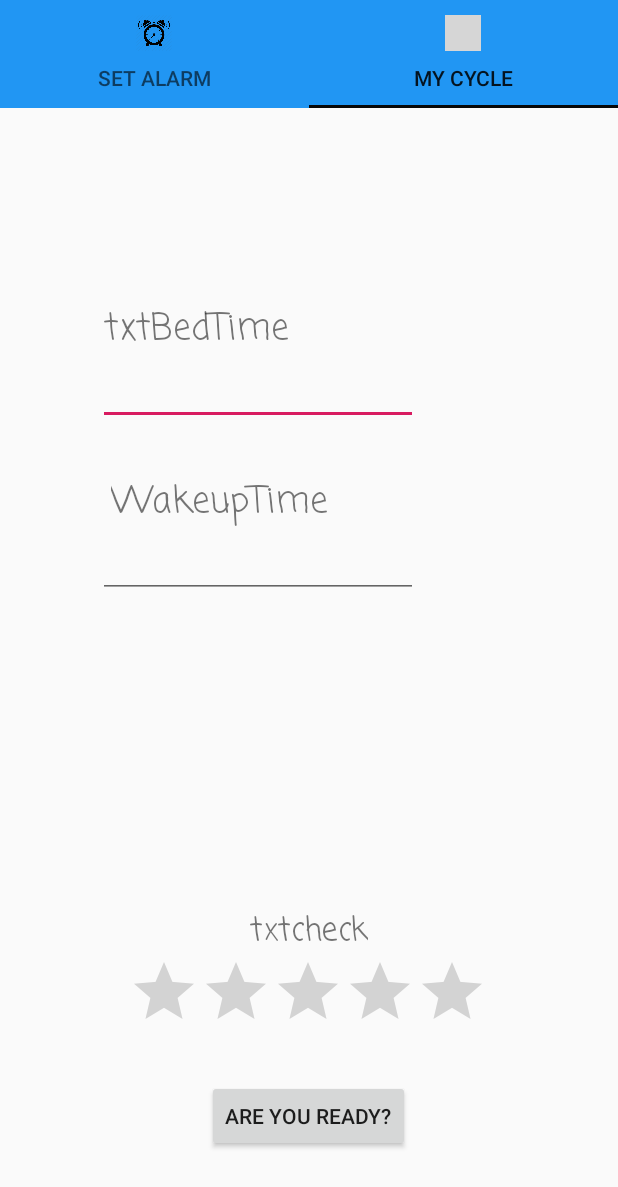
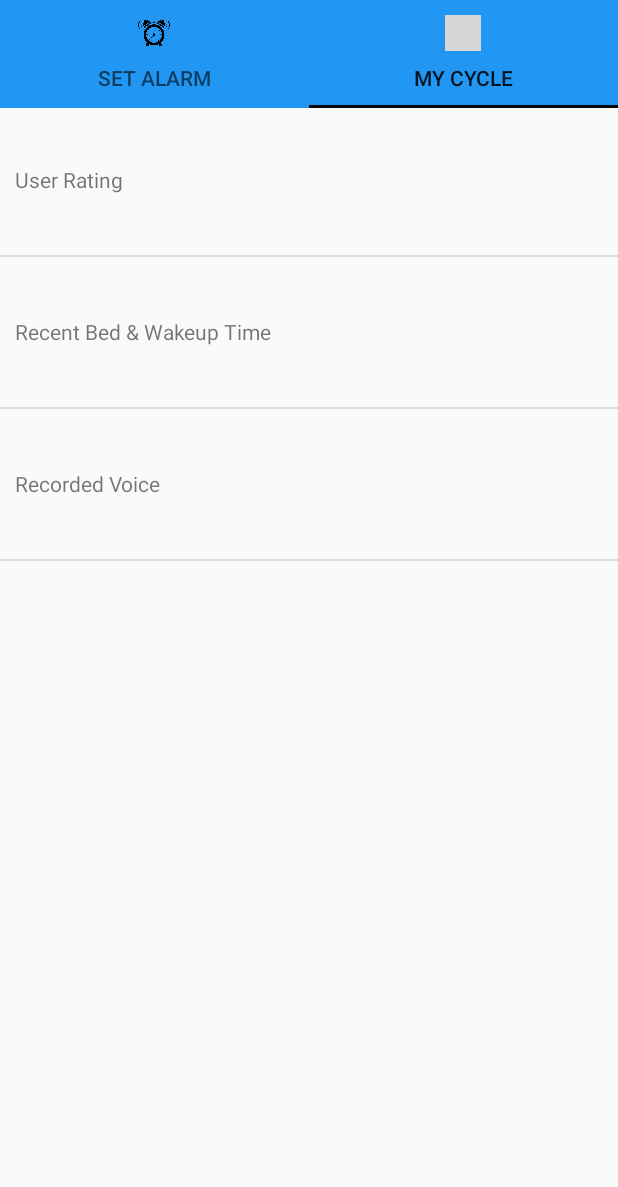
Before and after one commit to Sangmean/MobileAppProject, an Android app: the screen it shows after launch (MainActivity), tab 2 chosen, on a phone screen of 412 x 824 dp. Shown: the top 1187 px of the screen. Run offline under Robolectric (Android 15) with nearby library versions, the light colour scheme and no system bars; grey boxes are pictures that could not be loaded.

Commit message:
add listview

```diff
--- a/app/src/main/AndroidManifest.xml
+++ b/app/src/main/AndroidManifest.xml
@@ -9,6 +9,7 @@
         android:roundIcon="@mipmap/ic_launcher_round"
         android:supportsRtl="true"
         android:theme="@style/AppTheme">
+        <activity android:name=".UserRateActivity"></activity>
         <activity android:name=".SplashActivity">
             <intent-filter>
                 <action android:name="android.intent.action.MAIN" />
@@ -18,9 +19,7 @@
         </activity>
         <activity android:name=".AlarmActivity" />
         <activity android:name=".NightmodeActivity" />
-        <activity android:name=".MainActivity">
-
-        </activity>
+        <activity android:name=".MainActivity"></activity>
     </application>
 
 </manifest>
--- a/app/src/main/java/com/example/project_sleep_alarm/MainActivity.java
+++ b/app/src/main/java/com/example/project_sleep_alarm/MainActivity.java
@@ -6,9 +6,6 @@ import androidx.appcompat.app.AppCompatActivity;
 import androidx.viewpager.widget.ViewPager;
 
 import com.google.android.material.tabs.TabLayout;
-
-
-
 
 public class MainActivity extends AppCompatActivity
         implements SetAlarmFrag.OnTimePickerSetListener{
--- /dev/null
+++ b/app/src/main/java/com/example/project_sleep_alarm/MyListviewAdapter.java
@@ -0,0 +1,52 @@
+package com.example.project_sleep_alarm;
+
+import android.content.Context;
+import android.view.Gravity;
+import android.view.LayoutInflater;
+import android.view.View;
+import android.view.ViewGroup;
+import android.widget.BaseAdapter;
+import android.widget.TextView;
+
+import java.util.ArrayList;
+import java.util.List;
+
+public class MyListviewAdapter extends BaseAdapter {
+
+    List<String> myList = new ArrayList<>();
+    Context context;
+
+    public MyListviewAdapter(Context anyContext, List<String> anyList){
+        myList = anyList;
+        context = anyContext;
+    }
+
+    @Override
+    public int getCount() {
+        return myList.size();
+    }
+
+    @Override
+    public Object getItem(int position) {
+        return myList.get(position);
+    }
+
+    @Override
+    public long getItemId(int position) {
+        return position;
+    }
+
+    @Override
+    public View getView(int position, View convertView, ViewGroup parent) {
+        if (convertView == null){
+            LayoutInflater myLayoutInflater = LayoutInflater.from(context);
+            convertView = myLayoutInflater.inflate(R.layout.layout_external,parent,false);
+        }
+
+        TextView txtViewItem = convertView.findViewById(R.id.txtViewListItem);
+        txtViewItem.setText(myList.get(position));
+        txtViewItem.setGravity(Gravity.CENTER_VERTICAL | Gravity.LEFT);
+
+        return convertView;
+    }
+}
--- a/app/src/main/java/com/example/project_sleep_alarm/UserDataFrag.java
+++ b/app/src/main/java/com/example/project_sleep_alarm/UserDataFrag.java
@@ -1,15 +1,31 @@
 package com.example.project_sleep_alarm;
 
+import android.content.Intent;
 import android.os.Bundle;
 import android.view.LayoutInflater;
 import android.view.View;
 import android.view.ViewGroup;
+import android.widget.AdapterView;
+import android.widget.ArrayAdapter;
 import android.widget.Button;
 import android.widget.EditText;
+import android.widget.ListView;
 
 import androidx.fragment.app.Fragment;
 
+import java.lang.reflect.Array;
+import java.util.ArrayList;
+import java.util.List;
+
 public class UserDataFrag extends Fragment {
+
+    List<String> userDataList = new ArrayList<>();
+
+    private void addItems(){
+        userDataList.add("User Rating");
+        userDataList.add("Recent Bed & Wakeup Time");
+        userDataList.add("Recorded Voice");
+    }
     public UserDataFrag() {
         // Required empty public constructor
     }
@@ -19,9 +35,22 @@ public class UserDataFrag extends Fragment {
         // Inflate the layout for this fragment
         View v = inflater.inflate(R.layout.fragment_user_data, container, false);
 
-        Button GoBack = v.findViewById(R.id.btnFeeling);
-        EditText BedTime = v.findViewById(R.id.editTxtTime1);
-        EditText WakeUpTime = v.findViewById(R.id.editTxtTIme2);
+        addItems();
+        ListView listViewItems = v.findViewById(R.id.listViewItem);
+        listViewItems.setAdapter(new ArrayAdapter<String>(this.getActivity(), android.R.layout.simple_list_item_1, userDataList));
+
+        listViewItems.setAdapter(new MyListviewAdapter(this.getActivity(), userDataList));
+
+        listViewItems.setOnItemClickListener(new AdapterView.OnItemClickListener() {
+            @Override
+            public void onItemClick(AdapterView<?> parent, View view, int position, long id) {
+                switch (position){
+                    case 0:
+                        startActivity(new Intent(UserDataFrag.this.getActivity(), UserRateActivity.class));
+                        break;
+                }
+            }
+        });
 
         return v;
     }
--- a/app/src/main/res/layout/fragment_user_data.xml
+++ b/app/src/main/res/layout/fragment_user_data.xml
@@ -9,89 +9,13 @@
 
     <!-- TODO: Update blank fragment layout -->
 
-    <RatingBar
-        android:id="@+id/ratBarFeeling"
-        android:layout_width="wrap_content"
-        android:layout_height="wrap_content"
-        app:layout_constraintBottom_toBottomOf="parent"
+
+    <ListView
+        android:id="@+id/listViewItem"
+        android:layout_width="match_parent"
+        android:layout_height="match_parent"
         app:layout_constraintEnd_toEndOf="parent"
-        app:layout_constraintHorizontal_bias="0.497"
+        app:layout_constraintHorizontal_bias="0.5"
         app:layout_constraintStart_toStartOf="parent"
-        app:layout_constraintTop_toTopOf="parent"
-        app:layout_constraintVertical_bias="0.814" />
-
-    <Button
-        android:id="@+id/btnFeeling"
-        android:layout_width="wrap_content"
-        android:layout_height="wrap_content"
-        android:text="Are you Ready?"
-        app:layout_constraintBottom_toBottomOf="parent"
-        app:layout_constraintEnd_toEndOf="parent"
-        app:layout_constraintHorizontal_bias="0.498"
-        app:layout_constraintStart_toStartOf="parent"
-        app:layout_constraintTop_toBottomOf="@+id/ratBarFeeling"
-        app:layout_constraintVertical_bias="0.311" />
-
-    <TextView
-        android:id="@+id/txtBedTime"
-        android:layout_width="wrap_content"
-        android:layout_height="wrap_content"
-        android:text="@string/txtBedTime"
-        android:textSize="24sp"
-        app:fontFamily="casual"
-        app:layout_constraintBottom_toBottomOf="parent"
-        app:layout_constraintEnd_toEndOf="parent"
-        app:layout_constraintHorizontal_bias="0.241"
-        app:layout_constraintStart_toStartOf="parent"
-        app:layout_constraintTop_toTopOf="parent"
-        app:layout_constraintVertical_bias="0.182" />
-
-    <EditText
-        android:id="@+id/editTxtTime1"
-        android:layout_width="wrap_content"
-        android:layout_height="wrap_content"
-        android:ems="10"
-        android:inputType="time"
-        app:layout_constraintEnd_toEndOf="parent"
-        app:layout_constraintHorizontal_bias="0.328"
-        app:layout_constraintStart_toStartOf="parent"
-        app:layout_constraintTop_toBottomOf="@+id/txtBedTime" />
-
-    <TextView
-        android:id="@+id/txtWakeUpTime"
-        android:layout_width="wrap_content"
-        android:layout_height="wrap_content"
-        android:text="@string/txtWakeUpTime"
-        android:textSize="24sp"
-        app:fontFamily="casual"
-        app:layout_constraintBottom_toBottomOf="parent"
-        app:layout_constraintEnd_toEndOf="parent"
-        app:layout_constraintHorizontal_bias="0.277"
-        app:layout_constraintStart_toStartOf="parent"
-        app:layout_constraintTop_toTopOf="parent"
-        app:layout_constraintVertical_bias="0.343" />
-
-    <EditText
-        android:id="@+id/editTxtTIme2"
-        android:layout_width="wrap_content"
-        android:layout_height="wrap_content"
-        android:ems="10"
-        android:inputType="time"
-        app:layout_constraintEnd_toEndOf="parent"
-        app:layout_constraintHorizontal_bias="0.328"
-        app:layout_constraintStart_toStartOf="parent"
-        app:layout_constraintTop_toBottomOf="@+id/txtWakeUpTime" />
-
-    <TextView
-        android:id="@+id/txtHowAreYou"
-        android:layout_width="wrap_content"
-        android:layout_height="wrap_content"
-        android:text="@string/txtHowAreYou"
-        android:textSize="21sp"
-        app:fontFamily="casual"
-        app:layout_constraintBottom_toTopOf="@+id/ratBarFeeling"
-        app:layout_constraintEnd_toEndOf="parent"
-        app:layout_constraintStart_toStartOf="parent" />
-
-
+        app:layout_constraintTop_toTopOf="parent" />
 </androidx.constraintlayout.widget.ConstraintLayout>
--- /dev/null
+++ b/app/src/main/res/layout/layout_external.xml
@@ -0,0 +1,12 @@
+<?xml version="1.0" encoding="utf-8"?>
+<LinearLayout xmlns:android="http://schemas.android.com/apk/res/android"
+    android:layout_width="match_parent"
+    android:layout_height="match_parent">
+
+    <TextView
+        android:id="@+id/txtViewListItem"
+        android:layout_width="wrap_content"
+        android:layout_height="100dp"
+        android:layout_marginLeft="10dp"
+        android:layout_weight="1" />
+</LinearLayout>
```
Also changed, not shown: app/src/main/java/com/example/project_sleep_alarm/UserRateActivity.java (added, +21 -0 lines), app/src/main/res/layout/activity_user_rate.xml (added, +93 -0 lines).
